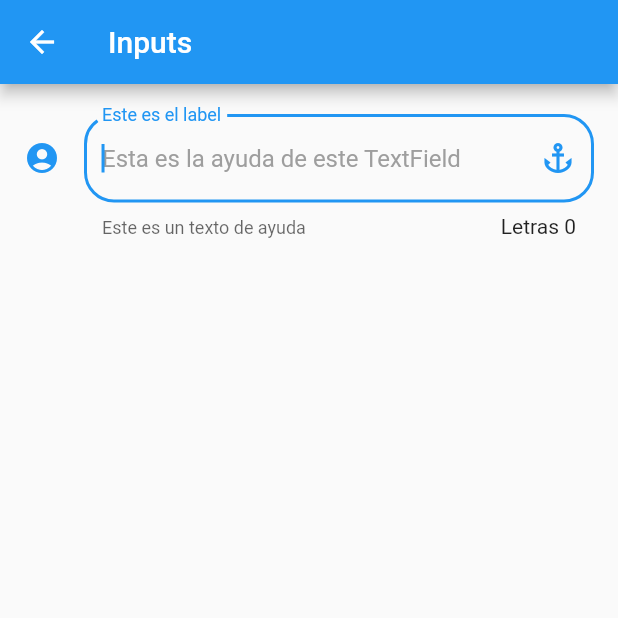
After one commit to IdGalarzaSa/components_list, a Flutter app: the InputPage screen opened by its route, on a phone screen of 412 x 824 dp, the top half of it. The commit adds this screen. Run offline on Flutter 3.47's test engine with Material 2 defaults, Android fonts, the phone set to English and light mode, and no system bars.

Commit message:
Inputs - TextFields

```diff
--- a/lib/data/menu_opts.json
+++ b/lib/data/menu_opts.json
@@ -20,6 +20,11 @@
             "ruta": "animatedContainer",
             "icon": "donut_large",
             "texto": "Animated Container"
+        },
+        {
+            "ruta": "inputs",
+            "icon": "input",
+            "texto": "Inputs"
         }
     ]
 }
--- /dev/null
+++ b/lib/src/pages/inputs_page.dart
@@ -0,0 +1,44 @@
+import 'package:flutter/material.dart';
+
+class InputPage extends StatefulWidget {
+  @override
+  _InputPageState createState() => _InputPageState();
+}
+
+class _InputPageState extends State<InputPage> {
+  @override
+  Widget build(BuildContext context) {
+    return Scaffold(
+      appBar: AppBar(
+        title: Text("Inputs"),
+      ),
+      body: ListView(
+        padding: EdgeInsets.symmetric(vertical: 20, horizontal: 16),
+        children: [_basicInput()],
+      ),
+    );
+  }
+
+  Widget _basicInput() {
+    return TextField(
+      autofocus: true,
+      textCapitalization: TextCapitalization.words,
+      keyboardType: TextInputType.number,
+      toolbarOptions: ToolbarOptions(
+          copy: false, cut: false, paste: true, selectAll: false),
+      decoration: InputDecoration(
+        icon: Icon(Icons.account_circle),
+        suffixIcon: Icon(Icons.anchor_outlined),
+        border: OutlineInputBorder(borderRadius: BorderRadius.circular(20)),
+        hintText: "Esta es la ayuda de este TextField",
+        hintStyle: (TextStyle(color: Colors.grey)),
+        labelText: "Este es el label",
+        helperText: "Este es un texto de ayuda",
+        counter: Text("Letras 0"),
+      ),
+      onChanged: (textoActual) {
+        print(textoActual);
+      },
+    );
+  }
+}
--- a/lib/src/routes/routes.dart
+++ b/lib/src/routes/routes.dart
@@ -1,5 +1,6 @@
 import 'package:components_list/src/pages/animated_container.dart';
 import 'package:components_list/src/pages/card_page.dart';
+import 'package:components_list/src/pages/inputs_page.dart';
 import 'package:flutter/cupertino.dart';
 import 'package:components_list/src/pages/alert_page.dart';
 import 'package:components_list/src/pages/avatar_page.dart';
@@ -12,6 +13,7 @@ Map<String, WidgetBuilder> getAplicationRoutes() {
     "avatar": (BuildContext context) => AvatarPage(),
     "card": (BuildContext context) => CardPage(),
     "animatedContainer": (BuildContext context) => AnimatedContainerPage(),
+    "inputs": (BuildContext context) => InputPage(),
   };
   return appRoutes;
 }
--- a/lib/src/utils/icons_string_utils.dart
+++ b/lib/src/utils/icons_string_utils.dart
@@ -5,6 +5,7 @@ final _icons = <String, IconData>{
   "accessibility": Icons.accessibility,
   "folder_open": Icons.folder_open,
   "donut_large": Icons.donut_large,
+  "input": Icons.input
 };
 
 Icon getIcon(String iconName) {
```
